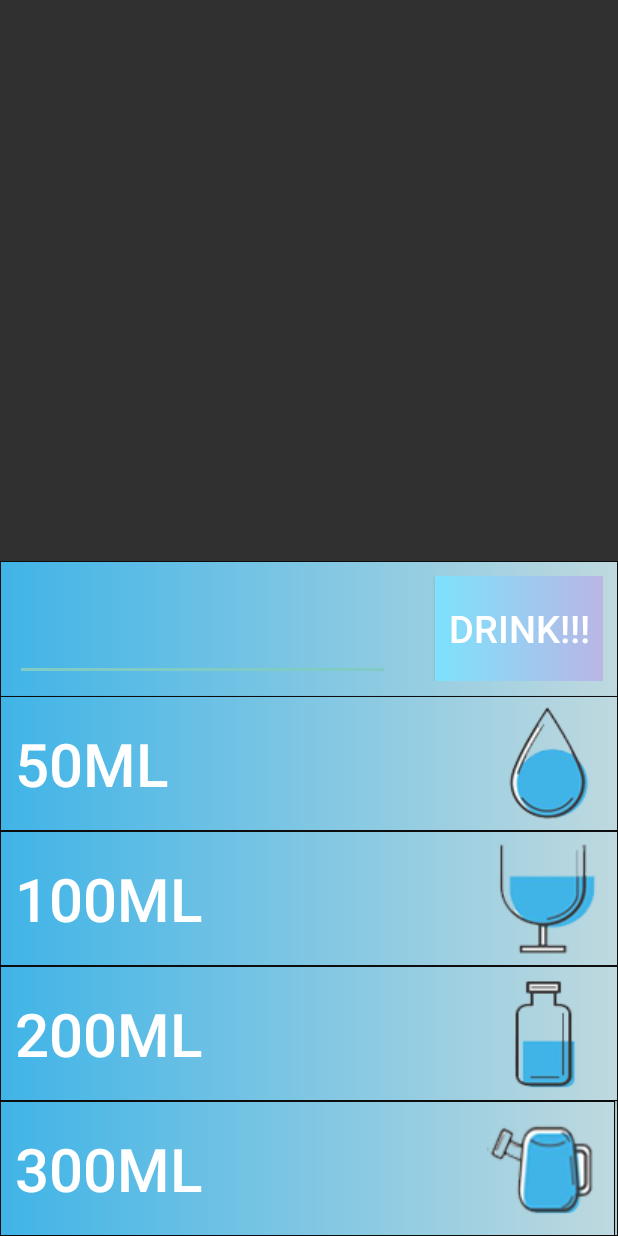
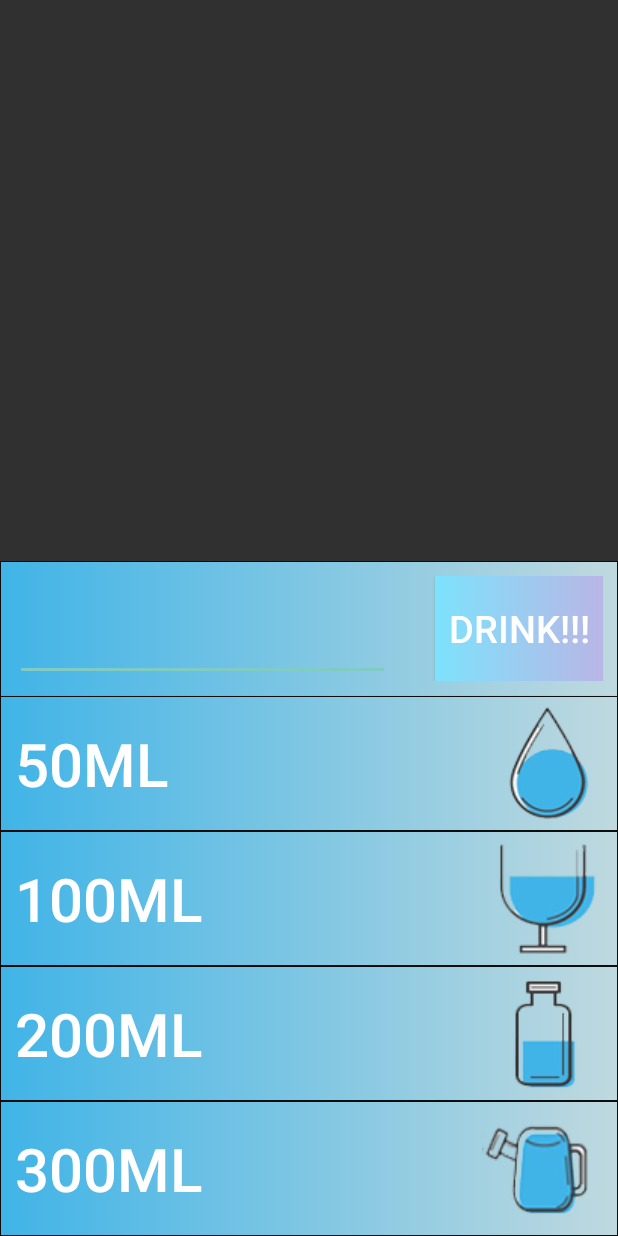
Before and after one commit to rsberrocal/RainySeeds, an Android app: the layout introduce_water_layout.xml on its own in the app's theme, with its tools: preview values and no code run, on a phone screen of 412 x 824 dp. Run offline under Robolectric (Android 15) with nearby library versions, the phone set to English and light mode, and no system bars.

Commit message:
Put on right place icons, added new watering can.

```diff
--- a/app/src/main/res/layout/introduce_water_layout.xml
+++ b/app/src/main/res/layout/introduce_water_layout.xml
@@ -79,17 +79,22 @@
     <Button
             android:background="@drawable/bckg_water_gradient"
             android:id="@+id/x300mlButton"
-            android:layout_width="410dp"
+            android:layout_width="match_parent"
             android:layout_height="0dp"
             android:layout_weight="1"
-            android:padding="10dp"
-
             android:text="@string/_300ml"
             android:textColor="@color/white"
             android:textSize="40sp"
             android:layout_gravity="start"
             android:textAlignment="viewStart"
-            android:drawableRight="@drawable/icon_regadera">
+            android:drawableRight="@drawable/icon_regadera"
+            android:drawableEnd="@drawable/icon_regadera"
+            android:paddingLeft="10dp"
+            android:paddingRight="15dp"
+            android:paddingEnd="15dp"
+            android:paddingStart="10dp">
+
+
     </Button>
 
 
```
Also changed, not shown: app/src/main/AndroidManifest.xml (+4 -5 lines), app/src/main/res/drawable-v24/icon_regadera.png.
